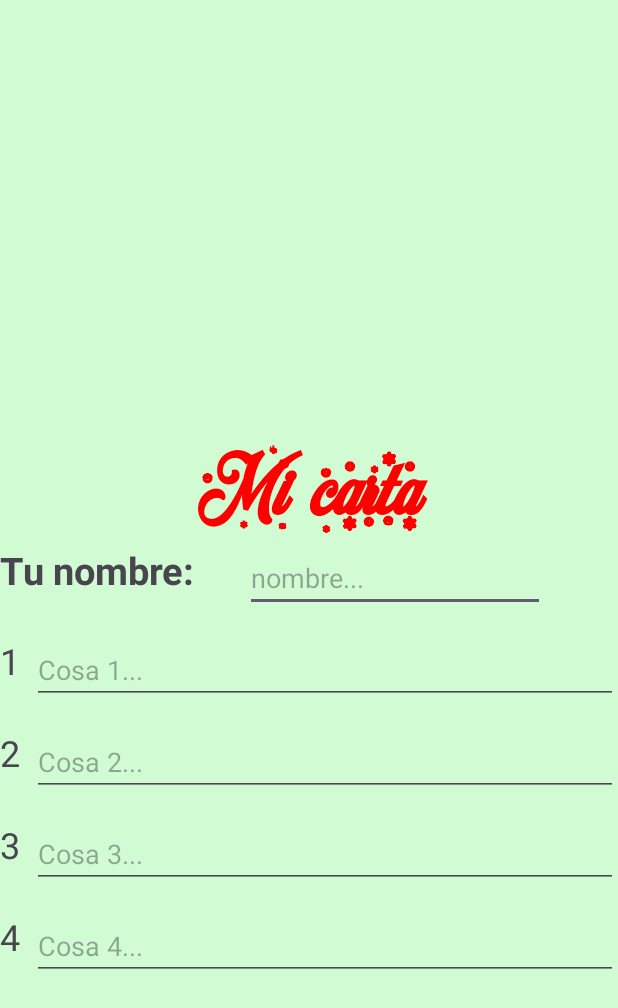
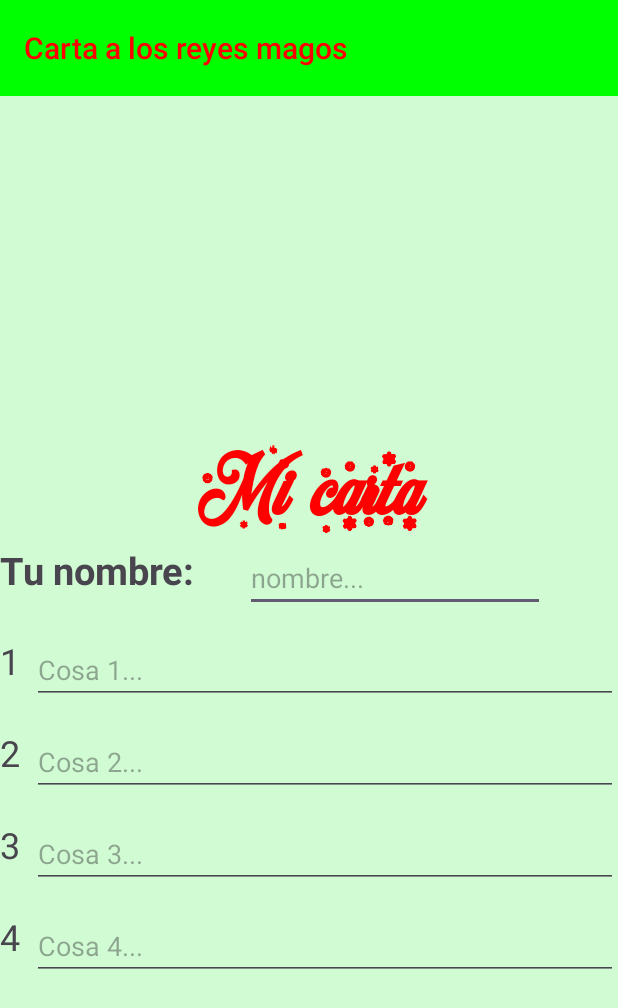
Before and after one commit to danimg0/cartaReyes, an Android app: the screen it shows after launch (MainActivity), on a phone screen of 412 x 824 dp. Shown: the top 1008 px of the screen. Run offline under Robolectric (Android 15) with nearby library versions, the phone set to English and light mode, and no system bars.

Commit message:
Toolbar agregada

```diff
--- a/CartaReyesMagos/app/src/main/java/com/example/cartareyesmagos/MainActivity.java
+++ b/CartaReyesMagos/app/src/main/java/com/example/cartareyesmagos/MainActivity.java
@@ -28,5 +28,7 @@
         regalo2 = findViewById(R.id.edItem2);
         regalo3 = findViewById(R.id.edItem3);
         regalo4 = findViewById(R.id.edItem4);
+
+        //Cuando se pulsa el boton
     }
 }
--- a/CartaReyesMagos/app/src/main/res/layout/activity_main.xml
+++ b/CartaReyesMagos/app/src/main/res/layout/activity_main.xml
@@ -8,6 +8,23 @@
     android:background="#D1FBD3"
     tools:context=".MainActivity"
     >
+
+    <androidx.appcompat.widget.Toolbar
+        android:id="@+id/toolbar"
+        android:layout_width="0dp"
+        app:title="Carta a los reyes magos"
+        app:titleTextColor="#FF0000"
+        app:titleTextAppearance="@style/TextAppearance.AppCompat.Widget.ActionBar.Title"
+        android:background="#00FF00"
+        android:layout_height="?attr/actionBarSize"
+        android:theme="?attr/actionBarTheme"
+        app:layout_constraintEnd_toEndOf="parent"
+        app:layout_constraintStart_toStartOf="parent"
+        app:layout_constraintTop_toTopOf="parent" />
+
+
+
+
 
     <TextView
         android:id="@+id/tvCarta"
```
